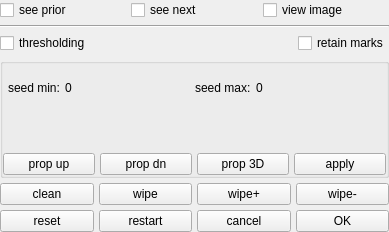
Above: Code/Gui/MITK/Plugins/uk.ac.ucl.cmic.midasgeneralsegmentor/src/internal/MIDASGeneralSegmentorViewControls.ui from NifTK/NifTK before the change. Below: the same form after it.
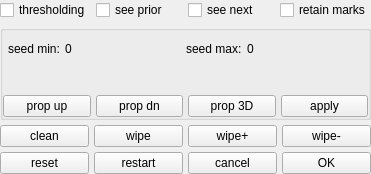
That is the form after the change. Custom widgets are drawn as their Qt base class.

Commit message: Bug #3319: 'View Image' checkbox removed from irregular editor

```diff
--- a/Code/Gui/MITK/Plugins/uk.ac.ucl.cmic.midasgeneralsegmentor/src/internal/MIDASGeneralSegmentorViewControls.ui
+++ b/Code/Gui/MITK/Plugins/uk.ac.ucl.cmic.midasgeneralsegmentor/src/internal/MIDASGeneralSegmentorViewControls.ui
@@ -6,8 +6,8 @@
    <rect>
     <x>0</x>
     <y>0</y>
-    <width>389</width>
-    <height>232</height>
+    <width>371</width>
+    <height>174</height>
    </rect>
   </property>
   <property name="sizePolicy">
@@ -45,62 +45,6 @@
     <number>5</number>
    </property>
    <item row="2" column="0">
-    <layout class="QGridLayout" name="m_ThresholdingButtonGridLayout" columnstretch="1,0">
-     <property name="spacing">
-      <number>5</number>
-     </property>
-     <item row="0" column="1">
-      <widget class="QCheckBox" name="m_RetainMarksCheckBox">
-       <property name="text">
-        <string>retain marks</string>
-       </property>
-      </widget>
-     </item>
-     <item row="0" column="0">
-      <widget class="QCheckBox" name="m_ThresholdingCheckBox">
-       <property name="text">
-        <string>thresholding</string>
-       </property>
-      </widget>
-     </item>
-    </layout>
-   </item>
-   <item row="0" column="0">
-    <layout class="QGridLayout" name="m_VisibilityButtonsGridLayout">
-     <property name="spacing">
-      <number>5</number>
-     </property>
-     <item row="0" column="0">
-      <widget class="QCheckBox" name="m_SeePriorCheckBox">
-       <property name="text">
-        <string>see prior</string>
-       </property>
-      </widget>
-     </item>
-     <item row="0" column="1">
-      <widget class="QCheckBox" name="m_SeeNextCheckBox">
-       <property name="text">
-        <string>see next</string>
-       </property>
-      </widget>
-     </item>
-     <item row="0" column="2">
-      <widget class="QCheckBox" name="m_SeeImageCheckBox">
-       <property name="text">
-        <string>view image</string>
-       </property>
-      </widget>
-     </item>
-    </layout>
-   </item>
-   <item row="1" column="0">
-    <widget class="Line" name="m_LineSeparator">
-     <property name="orientation">
-      <enum>Qt::Horizontal</enum>
-     </property>
-    </widget>
-   </item>
-   <item row="4" column="0">
     <layout class="QGridLayout" name="m_BottomButtonsGridLayout" rowstretch="0,0">
      <property name="spacing">
       <number>5</number>
@@ -211,7 +155,7 @@
      </item>
     </layout>
    </item>
-   <item row="3" column="0">
+   <item row="1" column="0">
     <widget class="QGroupBox" name="m_ThresholdingGroupBox">
      <layout class="QVBoxLayout" name="verticalLayout">
       <property name="spacing">
@@ -335,6 +279,41 @@
      </layout>
     </widget>
    </item>
+   <item row="0" column="0">
+    <layout class="QGridLayout" name="m_ThresholdingButtonGridLayout">
+     <property name="spacing">
+      <number>5</number>
+     </property>
+     <item row="0" column="0">
+      <widget class="QCheckBox" name="m_ThresholdingCheckBox">
+       <property name="text">
+        <string>thresholding</string>
+       </property>
+      </widget>
+     </item>
+     <item row="0" column="1">
+      <widget class="QCheckBox" name="m_SeePriorCheckBox">
+       <property name="text">
+        <string>see prior</string>
+       </property>
+      </widget>
+     </item>
+     <item row="0" column="3">
+      <widget class="QCheckBox" name="m_RetainMarksCheckBox">
+       <property name="text">
+        <string>retain marks</string>
+       </property>
+      </widget>
+     </item>
+     <item row="0" column="2">
+      <widget class="QCheckBox" name="m_SeeNextCheckBox">
+       <property name="text">
+        <string>see next</string>
+       </property>
+      </widget>
+     </item>
+    </layout>
+   </item>
   </layout>
  </widget>
  <layoutdefault spacing="0" margin="0"/>
```
The commit also changes 2 other files.
